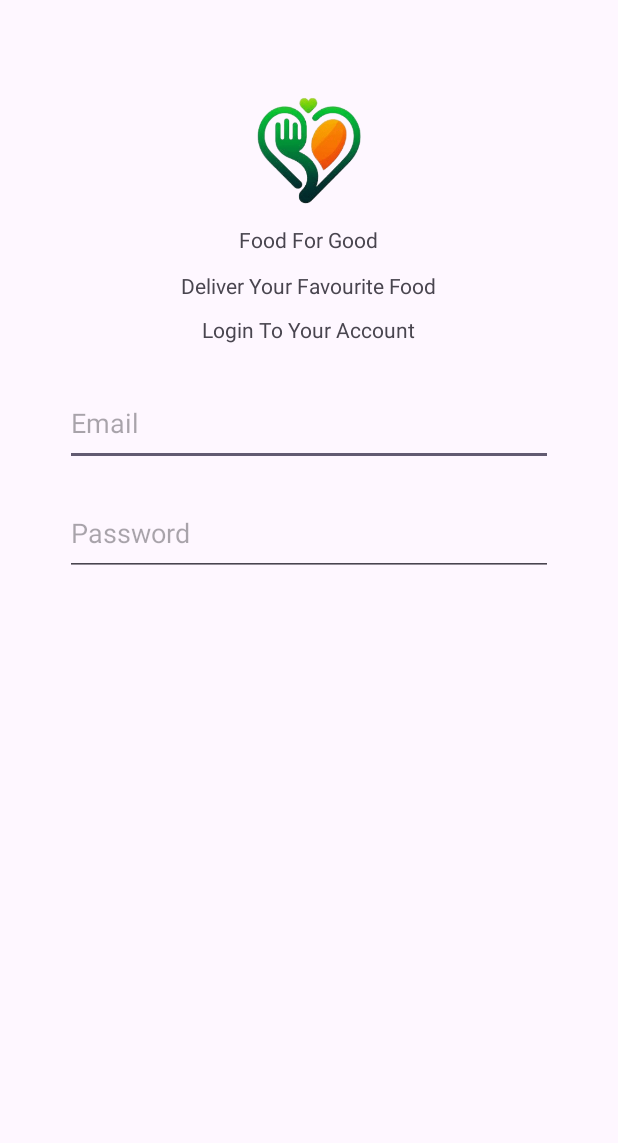
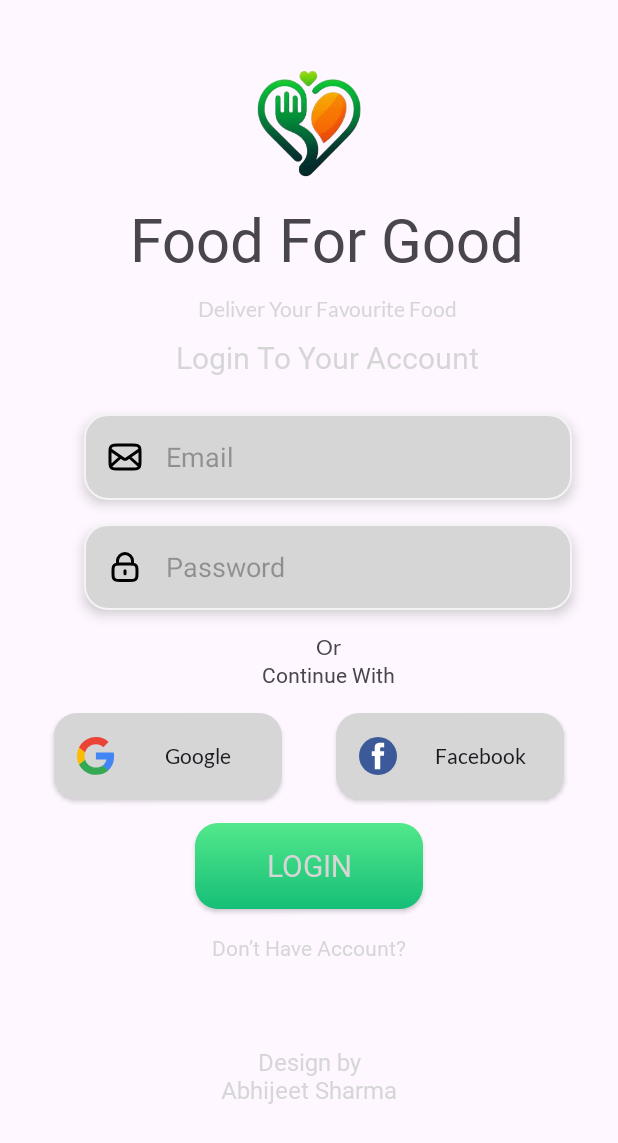
Before and after one commit to abhijeetsharma016/FoodForGood, an Android app: the LoginActivity screen opened directly, with no data from a screen before it, on a phone screen of 412 x 824 dp. Shown: the top 1143 px of the screen. Run offline under Robolectric (Android 15) with nearby library versions, the phone set to English and light mode, and no system bars.

Commit message:
login-in Activity ui done

```diff
--- a/app/build.gradle.kts
+++ b/app/build.gradle.kts
@@ -17,6 +17,10 @@ android {
         testInstrumentationRunner = "androidx.test.runner.AndroidJUnitRunner"
     }
 
+    //TODO make it true for app to run
+    buildFeatures{
+        viewBinding = true
+    }
     buildTypes {
         release {
             isMinifyEnabled = false
--- a/app/src/main/AndroidManifest.xml
+++ b/app/src/main/AndroidManifest.xml
@@ -12,6 +12,9 @@
         android:supportsRtl="true"
         android:theme="@style/Theme.FoodForGood"
         tools:targetApi="31">
+        <activity
+            android:name=".SignupActivity"
+            android:exported="false" />
         <activity
             android:name=".LoginActivity"
             android:exported="false" />
--- /dev/null
+++ b/app/src/main/java/com/example/foodforgood/SignupActivity.kt
@@ -0,0 +1,20 @@
+package com.example.foodforgood
+
+import android.os.Bundle
+import androidx.activity.enableEdgeToEdge
+import androidx.appcompat.app.AppCompatActivity
+import androidx.core.view.ViewCompat
+import androidx.core.view.WindowInsetsCompat
+
+class SignupActivity : AppCompatActivity() {
+    override fun onCreate(savedInstanceState: Bundle?) {
+        super.onCreate(savedInstanceState)
+        enableEdgeToEdge()
+        setContentView(R.layout.activity_signup)
+        ViewCompat.setOnApplyWindowInsetsListener(findViewById(R.id.main)) { v, insets ->
+            val systemBars = insets.getInsets(WindowInsetsCompat.Type.systemBars())
+            v.setPadding(systemBars.left, systemBars.top, systemBars.right, systemBars.bottom)
+            insets
+        }
+    }
+}
--- a/app/src/main/java/com/example/foodforgood/StartActivity.kt
+++ b/app/src/main/java/com/example/foodforgood/StartActivity.kt
@@ -1,20 +1,24 @@
 package com.example.foodforgood
 
+import android.content.Intent
 import android.os.Bundle
 import androidx.activity.enableEdgeToEdge
 import androidx.appcompat.app.AppCompatActivity
 import androidx.core.view.ViewCompat
 import androidx.core.view.WindowInsetsCompat
+import com.example.foodforgood.databinding.ActivityStartBinding
 
 class StartActivity : AppCompatActivity() {
+    private val binding: ActivityStartBinding by lazy {
+        ActivityStartBinding.inflate(layoutInflater)
+    }
     override fun onCreate(savedInstanceState: Bundle?) {
         super.onCreate(savedInstanceState)
         enableEdgeToEdge()
-        setContentView(R.layout.activity_start)
-        ViewCompat.setOnApplyWindowInsetsListener(findViewById(R.id.main)) { v, insets ->
-            val systemBars = insets.getInsets(WindowInsetsCompat.Type.systemBars())
-            v.setPadding(systemBars.left, systemBars.top, systemBars.right, systemBars.bottom)
-            insets
+        setContentView(binding.root)
+        binding.nextButton.setOnClickListener{
+            val intent = Intent(this, LoginActivity::class.java)
+            startActivity(intent)
         }
     }
 }
--- /dev/null
+++ b/app/src/main/res/drawable/edittextshape.xml
@@ -0,0 +1,6 @@
+<?xml version="1.0" encoding="utf-8"?>
+<shape xmlns:android="http://schemas.android.com/apk/res/android">
+<solid android:color="@color/white"/>
+    <corners android:radius="15dp"/>
+    <stroke android:color="#f4f4f4" android:width="1dp"/>
+</shape>
--- /dev/null
+++ b/app/src/main/res/drawable/facebook_logo.xml
@@ -0,0 +1,16 @@
+<vector xmlns:android="http://schemas.android.com/apk/res/android"
+    android:width="25dp"
+    android:height="25dp"
+    android:viewportWidth="25"
+    android:viewportHeight="25">
+  <group>
+    <clip-path
+        android:pathData="M0,0h25v25h-25z"/>
+    <path
+        android:pathData="M12.5,25C19.404,25 25,19.404 25,12.5C25,5.596 19.404,0 12.5,0C5.596,0 0,5.596 0,12.5C0,19.404 5.596,25 12.5,25Z"
+        android:fillColor="#3C5A9A"/>
+    <path
+        android:pathData="M16.564,3.837H13.795C12.152,3.837 10.324,4.528 10.324,6.91C10.332,7.74 10.324,8.535 10.324,9.429H8.423V12.455H10.383V21.163H13.984V12.397H16.361L16.577,9.421H13.922C13.922,9.421 13.928,8.097 13.922,7.713C13.922,6.771 14.902,6.825 14.961,6.825C15.427,6.825 16.333,6.827 16.566,6.825V3.837H16.564Z"
+        android:fillColor="#ffffff"/>
+  </group>
+</vector>
--- /dev/null
+++ b/app/src/main/res/drawable/google_logo.xml
@@ -0,0 +1,22 @@
+<vector xmlns:android="http://schemas.android.com/apk/res/android"
+    android:width="25dp"
+    android:height="25dp"
+    android:viewportWidth="25"
+    android:viewportHeight="25">
+  <group>
+    <clip-path
+        android:pathData="M0,0h24.405v25h-24.405z"/>
+    <path
+        android:pathData="M24.392,12.734C24.392,11.71 24.309,10.962 24.129,10.187H12.446V14.81H19.304C19.165,15.959 18.419,17.689 16.76,18.851L16.736,19.006L20.43,21.871L20.686,21.897C23.037,19.724 24.392,16.526 24.392,12.734Z"
+        android:fillColor="#4285F4"/>
+    <path
+        android:pathData="M12.446,24.914C15.805,24.914 18.626,23.807 20.686,21.897L16.759,18.852C15.709,19.585 14.298,20.097 12.446,20.097C9.155,20.097 6.362,17.924 5.366,14.921L5.22,14.933L1.379,17.909L1.329,18.049C3.375,22.118 7.578,24.914 12.446,24.914Z"
+        android:fillColor="#34A853"/>
+    <path
+        android:pathData="M5.366,14.921C5.104,14.146 4.951,13.315 4.951,12.457C4.951,11.599 5.104,10.769 5.352,9.993L5.345,9.828L1.456,6.805L1.329,6.865C0.485,8.554 0.001,10.45 0.001,12.457C0.001,14.464 0.485,16.36 1.329,18.049L5.366,14.921Z"
+        android:fillColor="#FBBC05"/>
+    <path
+        android:pathData="M12.446,4.817C14.782,4.817 16.358,5.827 17.257,6.671L20.769,3.239C18.612,1.232 15.805,0 12.446,0C7.578,0 3.375,2.796 1.329,6.865L5.352,9.993C6.362,6.99 9.155,4.817 12.446,4.817Z"
+        android:fillColor="#EB4335"/>
+  </group>
+</vector>
--- /dev/null
+++ b/app/src/main/res/drawable/white_button.xml
@@ -0,0 +1,5 @@
+<?xml version="1.0" encoding="utf-8"?>
+<shape xmlns:android="http://schemas.android.com/apk/res/android">
+<solid android:color="@color/white" />
+    <corners android:radius="15dp"/>
+</shape>
--- a/app/src/main/res/layout/activity_login.xml
+++ b/app/src/main/res/layout/activity_login.xml
@@ -11,7 +11,7 @@
         android:id="@+id/imageView2"
         android:layout_width="100dp"
         android:layout_height="100dp"
-        android:layout_marginTop="50dp"
+        android:layout_marginTop="32dp"
         app:layout_constraintEnd_toEndOf="parent"
         app:layout_constraintStart_toStartOf="parent"
         app:layout_constraintTop_toTopOf="parent"
@@ -21,7 +21,9 @@
         android:id="@+id/textView7"
         android:layout_width="wrap_content"
         android:layout_height="wrap_content"
+        android:fontFamily="@font/yeonsungregular"
         android:text="Food For Good"
+        android:textSize="40sp"
         app:layout_constraintEnd_toEndOf="@+id/imageView2"
         app:layout_constraintHorizontal_bias="0.428"
         app:layout_constraintStart_toStartOf="@+id/imageView2"
@@ -32,7 +34,9 @@
         android:layout_width="wrap_content"
         android:layout_height="wrap_content"
         android:layout_marginTop="11dp"
+        android:fontFamily="@font/latoregular"
         android:text="Deliver Your Favourite Food"
+        android:textColor="@color/textColor"
         app:layout_constraintEnd_toEndOf="@+id/textView7"
         app:layout_constraintStart_toStartOf="@+id/textView7"
         app:layout_constraintTop_toBottomOf="@+id/textView7" />
@@ -42,7 +46,10 @@
         android:layout_width="wrap_content"
         android:layout_height="wrap_content"
         android:layout_marginTop="10dp"
+        android:fontFamily="@font/latoextrabold"
         android:text="Login To Your Account"
+        android:textColor="@color/textColor"
+        android:textSize="20sp"
         app:layout_constraintEnd_toEndOf="@+id/textView8"
         app:layout_constraintStart_toStartOf="@+id/textView8"
         app:layout_constraintTop_toBottomOf="@+id/textView8" />
@@ -52,9 +59,14 @@
         android:layout_width="325dp"
         android:layout_height="57dp"
         android:layout_marginTop="24dp"
+        android:background="@drawable/edittextshape"
+        android:drawableLeft="@drawable/mail_icon"
+        android:drawablePadding="15dp"
+        android:elevation="5dp"
         android:ems="10"
         android:hint="Email"
         android:inputType="textEmailAddress"
+        android:paddingLeft="15dp"
         app:layout_constraintEnd_toEndOf="@+id/textView9"
         app:layout_constraintStart_toStartOf="@+id/textView9"
         app:layout_constraintTop_toBottomOf="@+id/textView9" />
@@ -64,10 +76,110 @@
         android:layout_width="325dp"
         android:layout_height="57dp"
         android:layout_marginTop="16dp"
+        android:background="@drawable/edittextshape"
+        android:drawableLeft="@drawable/lock_icon"
+        android:drawablePadding="15dp"
+        android:elevation="5dp"
         android:ems="10"
         android:hint="Password"
         android:inputType="textPassword"
+        android:paddingLeft="15dp"
         app:layout_constraintEnd_toEndOf="@+id/editTextTextEmailAddress"
         app:layout_constraintStart_toStartOf="@+id/editTextTextEmailAddress"
         app:layout_constraintTop_toBottomOf="@+id/editTextTextEmailAddress" />
+
+    <TextView
+        android:id="@+id/textView10"
+        android:layout_width="wrap_content"
+        android:layout_height="wrap_content"
+        android:layout_marginTop="16dp"
+        android:fontFamily="@font/latoregular"
+        android:text="Or"
+        app:layout_constraintEnd_toEndOf="@+id/editTextTextPassword"
+        app:layout_constraintStart_toStartOf="@+id/editTextTextPassword"
+        app:layout_constraintTop_toBottomOf="@+id/editTextTextPassword" />
+
+    <TextView
+        android:id="@+id/textView11"
+        android:layout_width="wrap_content"
+        android:layout_height="wrap_content"
+        android:fontFamily="@font/yeonsungregular"
+        android:text="Continue With"
+        app:layout_constraintEnd_toEndOf="@+id/textView10"
+        app:layout_constraintStart_toStartOf="@+id/textView10"
+        app:layout_constraintTop_toBottomOf="@+id/textView10" />
+
+    <androidx.appcompat.widget.AppCompatButton
+        android:id="@+id/button"
+        android:layout_width="152dp"
+        android:layout_height="57dp"
+        android:layout_marginTop="16dp"
+        android:background="@drawable/white_button"
+        android:drawableLeft="@drawable/google_logo"
+        android:fontFamily="@font/latoregular"
+        android:paddingLeft="15dp"
+        android:text="Google"
+        android:textAllCaps="false"
+        app:layout_constraintEnd_toStartOf="@+id/button2"
+        app:layout_constraintHorizontal_bias="0.5"
+        app:layout_constraintStart_toStartOf="parent"
+        app:layout_constraintTop_toBottomOf="@+id/textView11" />
+
+    <androidx.appcompat.widget.AppCompatButton
+        android:id="@+id/button2"
+        android:layout_width="152dp"
+        android:layout_height="57dp"
+        android:layout_marginTop="16dp"
+        android:background="@drawable/white_button"
+        android:drawableLeft="@drawable/facebook_logo"
+        android:fontFamily="@font/latoregular"
+        android:paddingLeft="15dp"
+        android:text="Facebook"
+        android:textAllCaps="false"
+        app:layout_constraintEnd_toEndOf="parent"
+        app:layout_constraintHorizontal_bias="0.5"
+        app:layout_constraintStart_toEndOf="@+id/button"
+        app:layout_constraintTop_toBottomOf="@+id/textView11" />
+
+    <androidx.appcompat.widget.AppCompatButton
+        android:id="@+id/button3"
+        android:layout_width="152dp"
+        android:layout_height="57dp"
+        android:layout_margin="16dp"
+        android:background="@drawable/greenbuttongradient"
+        android:fontFamily="@font/latoextrabold"
+        android:text="LOGIN"
+        android:textAllCaps="false"
+        android:textColor="@color/white"
+        android:textSize="20sp"
+        app:layout_constraintEnd_toEndOf="parent"
+        app:layout_constraintStart_toStartOf="parent"
+        app:layout_constraintTop_toBottomOf="@+id/button" />
+
+    <TextView
+        android:id="@+id/textView12"
+        android:layout_width="wrap_content"
+        android:layout_height="wrap_content"
+        android:layout_marginTop="16dp"
+        android:fontFamily="@font/yeonsungregular"
+        android:text="Don’t Have Account?"
+        android:textColor="@color/textColor"
+        app:layout_constraintEnd_toEndOf="@+id/button3"
+        app:layout_constraintStart_toStartOf="@+id/button3"
+        app:layout_constraintTop_toBottomOf="@+id/button3" />
+
+    <TextView
+        android:id="@+id/textView13"
+        android:layout_width="wrap_content"
+        android:layout_height="wrap_content"
+        android:layout_marginBottom="32dp"
+        android:fontFamily="@font/yeonsungregular"
+        android:text="Design by\nAbhijeet Sharma"
+        android:textAlignment="center"
+        android:textColor="@color/textColor"
+        android:textSize="16sp"
+        app:layout_constraintBottom_toBottomOf="parent"
+        app:layout_constraintEnd_toEndOf="parent"
+        app:layout_constraintStart_toStartOf="parent"
+        app:layout_constraintTop_toBottomOf="@+id/textView12" />
 </androidx.constraintlayout.widget.ConstraintLayout>
--- /dev/null
+++ b/app/src/main/res/layout/activity_signup.xml
@@ -0,0 +1,10 @@
+<?xml version="1.0" encoding="utf-8"?>
+<androidx.constraintlayout.widget.ConstraintLayout xmlns:android="http://schemas.android.com/apk/res/android"
+    xmlns:app="http://schemas.android.com/apk/res-auto"
+    xmlns:tools="http://schemas.android.com/tools"
+    android:id="@+id/main"
+    android:layout_width="match_parent"
+    android:layout_height="match_parent"
+    tools:context=".SignupActivity">
+
+</androidx.constraintlayout.widget.ConstraintLayout>
```
